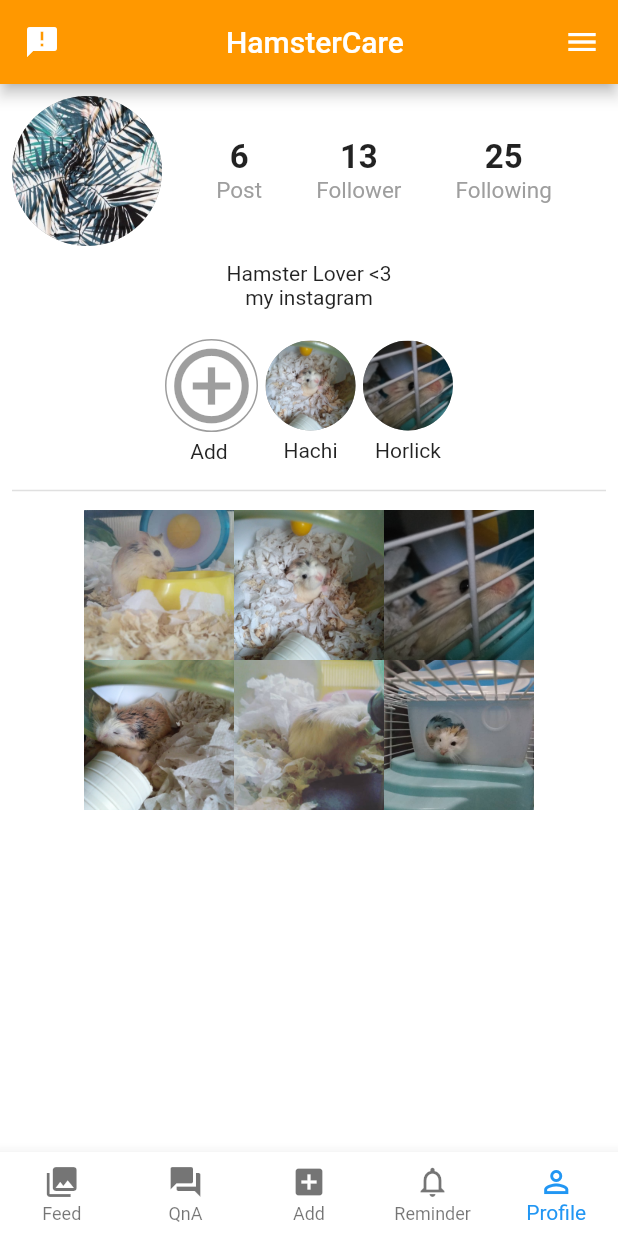
After one commit to hanismdmahir/hamstercare_frontend, a Flutter app: the ProfilePage screen opened directly, on a phone screen of 412 x 824 dp. The commit adds this screen. Run offline on Flutter 3.47's test engine with Material 2 defaults, Android fonts, the phone set to English and light mode, and no system bars.

Commit message:
combine all

```diff
--- a/lib/login/index.dart
+++ b/lib/login/index.dart
@@ -1,10 +1,6 @@
 import 'package:flutter/material.dart';
-import 'package:hamstercare/setting/setting.dart';
+import 'package:hamstercare/userProfile/userProfile.dart';
 
-void main() => runApp(MaterialApp(
-      debugShowCheckedModeBanner: false,
-      home: LoginPage(),
-    ));
 
 class LoginPage extends StatefulWidget {
   static final TextEditingController _user = new TextEditingController();
@@ -133,7 +129,7 @@ class _LoginPageState extends State<LoginPage> {
                                       Navigator.push(
                                           context,
                                           MaterialPageRoute(
-                                            builder: (context) => Setting(),
+                                            builder: (context) => ProfilePage(),
                                             // _showSnackBar
                                           ));
                                     } else {
--- a/lib/main.dart
+++ b/lib/main.dart
@@ -1,4 +1,5 @@
 import 'package:flutter/material.dart';
+import 'login/index.dart';
 
 void main() => runApp(MyApp());
 
@@ -12,6 +13,9 @@ class MyApp extends StatelessWidget {
       primarySwatch: Colors.blue,
       ),
       home: SplashScreen(),
+      routes: <String, WidgetBuilder>{
+      '/LoginPage': (BuildContext context) => new LoginPage(),
+      },
     );
   }
 }
@@ -26,9 +30,10 @@ class _SplashScreenState extends State<SplashScreen> {
     super.initState();
     Future.delayed(Duration(seconds: 5), () {
       Navigator.pushReplacement(
+
           context,
           MaterialPageRoute(
-            builder: (context) => HomePage(),
+            builder: (context) => LoginPage(),
           ));
     });
   }
@@ -46,14 +51,3 @@ class _SplashScreenState extends State<SplashScreen> {
     );
   }
 }
-
-class HomePage extends StatelessWidget {
-  @override
-  Widget build(BuildContext context) {
-    return Scaffold(
-      body: Center(
-        child: Text("Home Page"),
-      ),
-    );
-  }
-}
--- /dev/null
+++ b/lib/userProfile/userProfile.dart
@@ -0,0 +1,386 @@
+import 'package:flutter/material.dart';
+
+class ProfilePage extends StatefulWidget {
+  @override
+  _ProfilePageState createState() => _ProfilePageState();
+}
+
+class _ProfilePageState extends State<ProfilePage> {
+  int _currentIndex = 4;
+
+  @override
+  Widget build(BuildContext context) {
+    return Scaffold(
+      backgroundColor: Colors.white,
+      appBar: buildAppBar(),
+      body: buildListView(),
+      bottomNavigationBar: buildBottomNavigationBar(),
+      endDrawer: buildEndDrawer(),
+    );
+  }
+
+   Drawer buildEndDrawer() {
+    return Drawer(
+        //setting tiqah
+        );
+  }
+
+  AppBar buildAppBar() {
+    return AppBar(
+      backgroundColor: Colors.orange,
+      leading: Icon(Icons.announcement),
+      title: Row(
+        mainAxisAlignment: MainAxisAlignment.center,
+        children: <Widget>[
+          Text('HamsterCare'),
+        ],
+      ),
+    );
+  }
+
+  ListView buildListView() {
+    return ListView(children: <Widget>[
+      // profile pic n else
+      Padding(
+          padding: const EdgeInsets.all(8.0),
+          child: Column(children: <Widget>[
+            buildProfileInfo(),
+
+            SizedBox(
+              height: 10,
+            ),
+
+            buildProfileBio(), //bio
+
+            SizedBox(
+              height: 20,
+            ),
+
+            buildPetAvatar(), //pet avatar
+            SizedBox(
+              height: 10,
+            ),
+
+            Divider(
+              thickness: 1,
+            ),
+
+            SizedBox(
+              height: 5,
+            ),
+
+            buildGallery(), //gallery
+          ])),
+    ]);
+  }
+
+
+  Row buildGallery() {
+    return Row(
+        mainAxisSize: MainAxisSize.max,
+        mainAxisAlignment: MainAxisAlignment.spaceEvenly,
+        children: <Widget>[
+          Column(children: <Widget>[
+            Row(
+              mainAxisSize: MainAxisSize.min,
+              mainAxisAlignment: MainAxisAlignment.spaceEvenly,
+              children: <Widget>[
+                Column(children: <Widget>[
+                  Container(
+                    child: Image.asset('assets/h1.jpg',
+                        width: 100, height: 100, fit: BoxFit.cover),
+                  ),
+                ]),
+                Column(children: <Widget>[
+                  Container(
+                    child: Image.asset('assets/h2.jpg',
+                        width: 100, height: 100, fit: BoxFit.cover),
+                  ),
+                ]),
+                Column(children: <Widget>[
+                  Container(
+                    child: Image.asset('assets/h3.jpg',
+                        width: 100, height: 100, fit: BoxFit.cover),
+                  ),
+                ]),
+              ],
+            ),
+            Row(
+              mainAxisSize: MainAxisSize.max,
+              mainAxisAlignment: MainAxisAlignment.spaceEvenly,
+              children: <Widget>[
+                Column(children: <Widget>[
+                  Container(
+                    child: Image.asset('assets/h4.jpg',
+                        width: 100, height: 100, fit: BoxFit.cover),
+                  ),
+                ]),
+                Column(children: <Widget>[
+                  Container(
+                    child: Image.asset('assets/h5.jpg',
+                        width: 100, height: 100, fit: BoxFit.cover),
+                  ),
+                ]),
+                Column(children: <Widget>[
+                  Container(
+                    child: Image.asset('assets/h6.jpg',
+                        width: 100, height: 100, fit: BoxFit.cover),
+                  ),
+                ]),
+              ],
+            ),
+          ]),
+        ]);
+  }
+
+  SingleChildScrollView buildPetAvatar() {
+    return SingleChildScrollView(
+        scrollDirection: Axis.horizontal,
+        child: Row(
+            mainAxisSize: MainAxisSize.max,
+            mainAxisAlignment: MainAxisAlignment.spaceEvenly,
+            children: <Widget>[
+              Column(
+                children: <Widget>[
+                  Row(
+                    mainAxisSize: MainAxisSize.min,
+                    mainAxisAlignment: MainAxisAlignment.center,
+                    children: <Widget>[
+                      Container(
+                        decoration: BoxDecoration(
+                          shape: BoxShape.circle,
+                          border: Border.all(
+                            color: Colors.grey,
+                          ),
+                        ),
+                        child: IconButton(
+                            icon: Icon(Icons.add_circle_outline),
+                            iconSize: 60,
+                            padding: const EdgeInsets.all(0),
+                            onPressed: null),
+                      ),
+                    ],
+                  ),
+
+                  SizedBox(height: 5,),
+
+                  Row(
+                    mainAxisSize: MainAxisSize.max,
+                    mainAxisAlignment: MainAxisAlignment.spaceEvenly,
+                    children: <Widget>[
+                      Text('Add '),
+                    ],
+                  ),
+                ],
+              ),
+
+              SizedBox(width: 5,),
+
+              Column(
+                children: <Widget>[
+                  Row(
+                    mainAxisSize: MainAxisSize.min,
+                    mainAxisAlignment: MainAxisAlignment.center,
+                    children: <Widget>[
+                      CircleAvatar(
+                        radius: 30.0,
+                        backgroundColor: Colors.grey,
+                        backgroundImage: AssetImage('assets/h2.jpg'),
+                      ),
+                    ],
+                  ),
+
+                  SizedBox(height: 5,),
+
+                  Row(
+                    mainAxisSize: MainAxisSize.max,
+                    mainAxisAlignment: MainAxisAlignment.spaceEvenly,
+                    children: <Widget>[
+                      Text('Hachi')
+                      ],
+                  ),
+                ],
+              ),
+
+              SizedBox(width: 5,),
+
+              Column(
+                children: <Widget>[
+                  Row(
+                    mainAxisSize: MainAxisSize.min,
+                    mainAxisAlignment: MainAxisAlignment.center,
+                    children: <Widget>[
+                      CircleAvatar(
+                        radius: 30.0,
+                        backgroundColor: Colors.grey,
+                        backgroundImage: AssetImage('assets/h3.jpg'),
+                      ),
+                    ],
+                  ),
+
+                  SizedBox(height: 5,),
+
+                  Row(
+                    mainAxisSize: MainAxisSize.max,
+                    mainAxisAlignment: MainAxisAlignment.spaceEvenly,
+                    children: <Widget>[Text('Horlick')],
+                  ),
+                ],
+              ),
+            ]));
+  }
+
+  Row buildProfileBio() {
+    return Row(
+      mainAxisAlignment: MainAxisAlignment.center,
+      children: <Widget>[
+        Column(
+          crossAxisAlignment: CrossAxisAlignment.center,
+          children: <Widget>[
+            Text('Hamster Lover <3'),
+            InkWell(
+              child: new Text('my instagram'),
+            ),
+          ],
+        ),
+      ],
+    );
+  }
+
+  Row buildProfileInfo() {
+    return Row(
+      children: <Widget>[
+        CircleAvatar(
+          radius: 50.0,
+          backgroundColor: Colors.grey,
+          backgroundImage: AssetImage('assets/photo4.jpg'),
+        ),
+        Expanded(
+            flex: 1,
+            child: Row(
+                mainAxisSize: MainAxisSize.max,
+                mainAxisAlignment: MainAxisAlignment.spaceEvenly,
+                children: <Widget>[
+                  Column(
+                    children: <Widget>[
+                      Row(
+                        mainAxisSize: MainAxisSize.min,
+                        mainAxisAlignment: MainAxisAlignment.center,
+                        children: <Widget>[
+                          Text(
+                            '6',
+                            style: TextStyle(
+                                fontSize: 22.0, fontWeight: FontWeight.bold),
+                          ),
+                        ],
+                      ),
+                      Row(
+                        mainAxisSize: MainAxisSize.max,
+                        mainAxisAlignment: MainAxisAlignment.spaceEvenly,
+                        children: <Widget>[
+                          Text(
+                            'Post',
+                            style: TextStyle(
+                                color: Colors.grey,
+                                fontSize: 15.0,
+                                fontWeight: FontWeight.w400),
+                          ),
+                        ],
+                      ),
+                    ],
+                  ),
+                  Column(
+                    children: <Widget>[
+                      Row(
+                        mainAxisSize: MainAxisSize.min,
+                        mainAxisAlignment: MainAxisAlignment.center,
+                        children: <Widget>[
+                          Text(
+                            '13',
+                            style: TextStyle(
+                                fontSize: 22.0, fontWeight: FontWeight.bold),
+                          ),
+                        ],
+                      ),
+                      Row(
+                        mainAxisSize: MainAxisSize.max,
+                        mainAxisAlignment: MainAxisAlignment.spaceEvenly,
+                        children: <Widget>[
+                          Text(
+                            'Follower',
+                            style: TextStyle(
+                                color: Colors.grey,
+                                fontSize: 15.0,
+                                fontWeight: FontWeight.w400),
+                          ),
+                        ],
+                      ),
+                    ],
+                  ),
+                  Column(
+                    children: <Widget>[
+                      Row(
+                        mainAxisSize: MainAxisSize.min,
+                        mainAxisAlignment: MainAxisAlignment.center,
+                        children: <Widget>[
+                          Text(
+                            '25',
+                            style: TextStyle(
+                                fontSize: 22.0, fontWeight: FontWeight.bold),
+                          ),
+                        ],
+                      ),
+                      Row(
+                        mainAxisSize: MainAxisSize.max,
+                        mainAxisAlignment: MainAxisAlignment.spaceEvenly,
+                        children: <Widget>[
+                          Text(
+                            'Following',
+                            style: TextStyle(
+                                color: Colors.grey,
+                                fontSize: 15.0,
+                                fontWeight: FontWeight.w400),
+                          ),
+                        ],
+                      ),
+                    ],
+                  ),
+                ]))
+      ],
+    );
+  }
+
+   BottomNavigationBar buildBottomNavigationBar() {
+    return BottomNavigationBar(
+        type: BottomNavigationBarType.fixed,
+        backgroundColor: Colors.white,
+        currentIndex: _currentIndex,
+        items: [
+          BottomNavigationBarItem(
+            icon: Icon(Icons.photo_library),
+            title: Text('Feed'),
+          ),
+          BottomNavigationBarItem(
+            icon: Icon(Icons.question_answer),
+            title: Text('QnA'),
+          ),
+          BottomNavigationBarItem(
+            icon: Icon(Icons.add_box),
+            title: Text('Add'),
+          ),
+          BottomNavigationBarItem(
+            icon: Icon(Icons.notifications_none),
+            title: Text('Reminder'),
+          ),
+          BottomNavigationBarItem(
+            icon: Icon(Icons.perm_identity),
+            title: Text('Profile'),
+          ),
+        ],
+        onTap: (index) {
+          setState(() {
+            _currentIndex = index;
+          });
+        });
+  }
+}
```
Also changed, not shown: assets/h1.jpg (added), assets/h2.jpg (added), assets/h3.jpg (added), assets/h4.jpg (added), assets/h5.jpg (added), assets/h6.jpg (added), assets/photo4.jpg (added).
